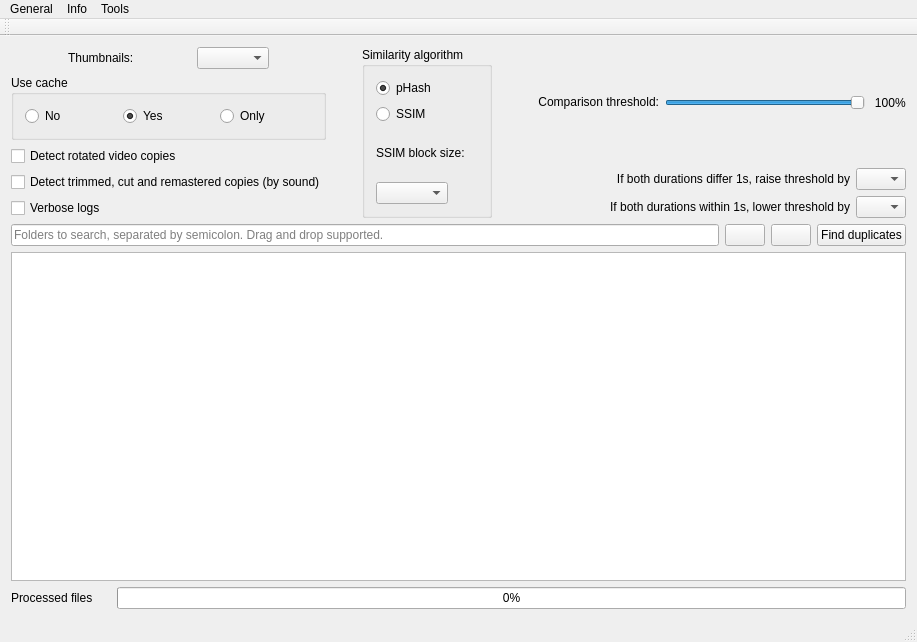
Qt form QtProject/app/mainwindow.ui (DROARR/VRvideodedup) before a commit.
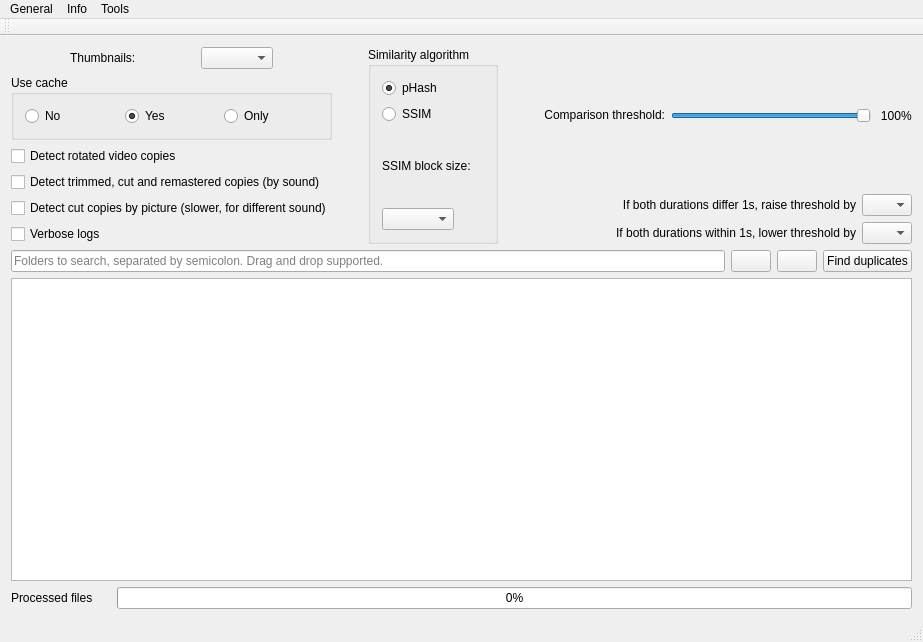
The same form after that commit. Icons and pictures are not drawn.

Commit message: feat(matching): find clips cut from longer videos by picture when their sound differs

Patch:
```diff
--- a/QtProject/app/mainwindow.ui
+++ b/QtProject/app/mainwindow.ui
@@ -139,6 +139,16 @@
           </property>
          </widget>
         </item>
+        <item>
+         <widget class="QCheckBox" name="detectCutCopiesByPictureCheckbox">
+          <property name="toolTip">
+           <string>Also find clips cut from a longer video when their sound differs (replaced music, voice-over, no sound), by lining up keyframes of the two videos and then comparing every frame around a few matching moments. Slower than the sound check: the first scan decodes a keyframe per second of every video, and each possible pair is checked frame by frame. Works best on steady footage; fast action may be missed.</string>
+          </property>
+          <property name="text">
+           <string>Detect cut copies by picture (slower, for different sound)</string>
+          </property>
+         </widget>
+        </item>
         <item>
          <widget class="QCheckBox" name="verboseCheckbox">
           <property name="toolTip">
```
The commit also changes 28 other files.
